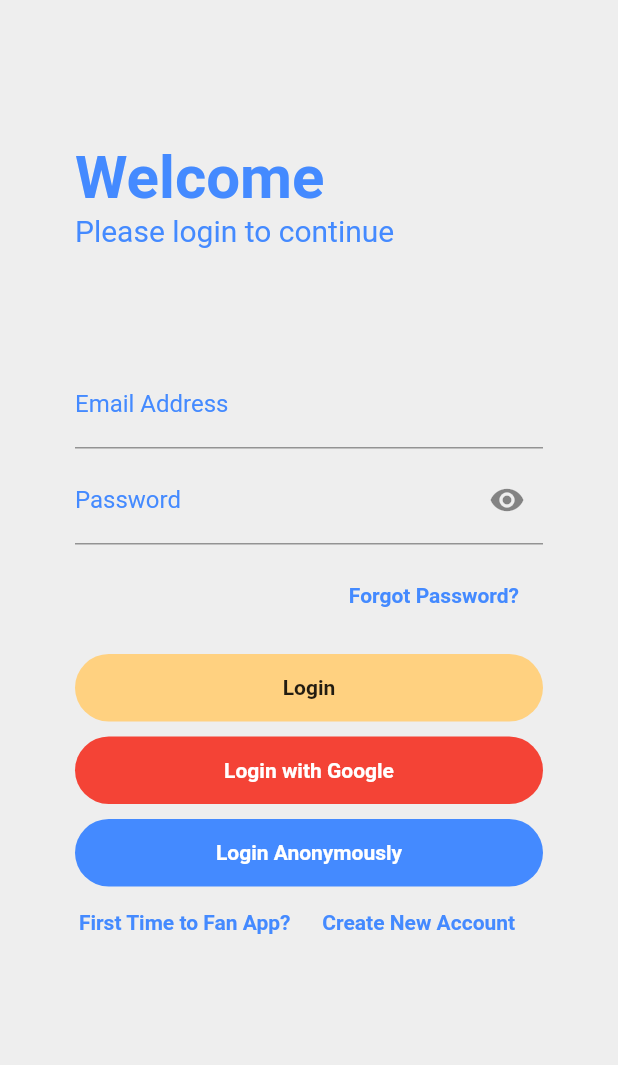
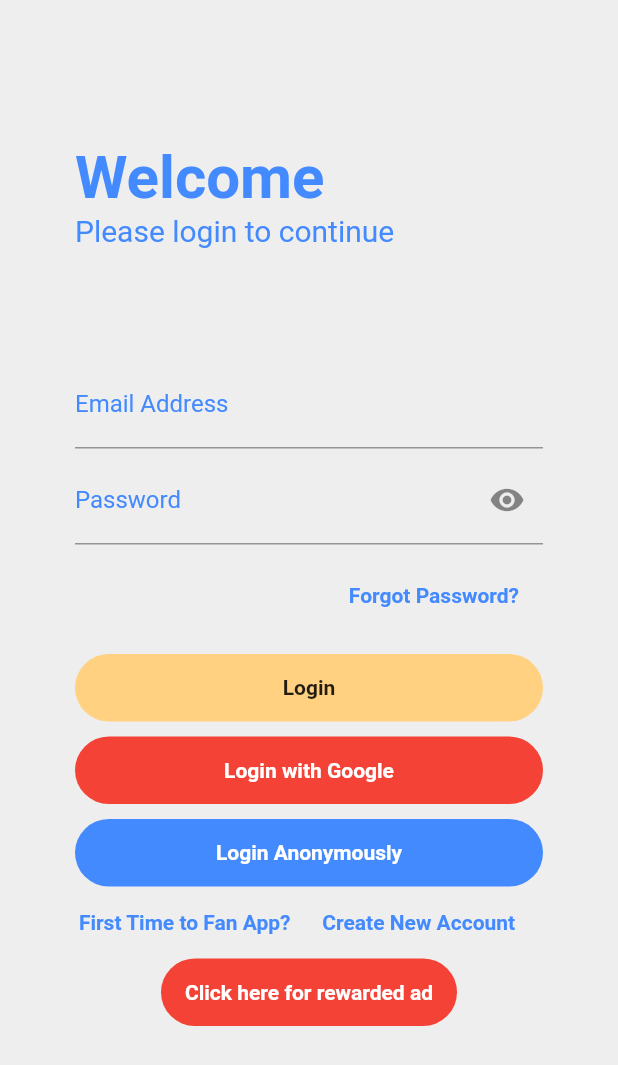
Before and after one commit to thuyn789/flutter_chatapp_withGoogleAdMod, a Flutter app: the screen it shows after launch, after a tap on "Login with Google", on a phone screen of 412 x 824 dp. Shown: the top 1065 px of the screen. Run offline on Flutter 3.47's test engine with Material 2 defaults, Android fonts, the light colour scheme and no system bars; our stand-ins replace cloud_firestore, firebase_auth, firebase_core, flutter_speed_dial, google_mobile_ads, google_sign_in; accounts and stored records are empty; network calls fail.

Commit message:
Added support for ads
Implemented banner ad, interstitial ad, and rewarded ad

```diff
--- a/lib/app_services/login.dart
+++ b/lib/app_services/login.dart
@@ -1,5 +1,4 @@
 import 'package:cloud_firestore/cloud_firestore.dart';
-import 'package:firebase_auth/firebase_auth.dart';
 import 'package:flutter/material.dart';
 import 'package:google_mobile_ads/google_mobile_ads.dart';
 
@@ -16,8 +15,58 @@ class LoginPage extends StatefulWidget {
 class _LoginState extends State<LoginPage> {
   final _email = TextEditingController();
   final _password = TextEditingController();
+  bool _hideText = true;
 
-  bool _hideText = true;
+  late RewardedAd _rewardedAd;
+  bool _isRewardedAdReady = false;
+
+  void _loadRewardedAd() {
+    RewardedAd.load(
+      adUnitId: AdHelper.rewardedAdUnitId,
+      request: AdRequest(),
+      rewardedAdLoadCallback: RewardedAdLoadCallback(
+        onAdLoaded: (ad) {
+          this._rewardedAd = ad;
+
+          ad.fullScreenContentCallback = FullScreenContentCallback(
+            onAdDismissedFullScreenContent: (ad) {
+              setState(() {
+                _isRewardedAdReady = false;
+              });
+              _loadRewardedAd();
+
+              //Navigator.pushReplacement(
+                  //context, MaterialPageRoute(builder: (context) => LoginPage()));
+
+              ad.dispose();
+            },
+
+            onAdFailedToShowFullScreenContent: (RewardedAd ad, AdError error) {
+              print('$ad onAdFailedToShowFullScreenContent: $error');
+              ad.dispose();
+            },
+          );
+
+          setState(() {
+            _isRewardedAdReady = true;
+          });
+        },
+        onAdFailedToLoad: (err) {
+          print('Failed to load a rewarded ad: ${err.message}');
+          setState(() {
+            _isRewardedAdReady = false;
+          });
+        },
+      ),
+    );
+  }
+
+  @override
+  void initState() {
+    // TODO: implement initState
+    super.initState();
+    _loadRewardedAd();
+  }
 
   @override
   Widget build(BuildContext context) {
@@ -236,6 +285,29 @@ class _LoginState extends State<LoginPage> {
                     )),
               ],
             ),
+            Align(
+              alignment: Alignment.bottomCenter,
+              child: Container(
+                height: 45,
+                decoration: BoxDecoration(
+                    borderRadius: BorderRadius.circular(25.0), color: Colors.red),
+                child: MaterialButton(
+                  //When clicked, the app will contact firebase for authentication
+                  //using user's inputted login credential
+                  onPressed: () async {
+                    if (_isRewardedAdReady) {
+                      _rewardedAd?.show(onUserEarnedReward: (RewardedAd ad, RewardItem reward) {});
+                    }
+                  },
+                  child: Text(
+                    'Click here for rewarded ad',
+                    style: TextStyle(
+                        fontWeight: FontWeight.bold, color: Colors.white),
+                  ),
+                ),
+              ),
+            ),
+            SizedBox(height: 10),
           ],
         ),
       ),
@@ -244,14 +316,8 @@ class _LoginState extends State<LoginPage> {
 
   @override
   void dispose() {
-    // Dispose a BannerAd object
-    //_myBanner.dispose();
-
-    // Dispose an InterstitialAd object
-    //_interstitialAd?.dispose();
-
     // Dispose a RewardedAd object
-    //_rewardedAd?.dispose();
+    _rewardedAd?.dispose();
 
     super.dispose();
   }
--- a/lib/main.dart
+++ b/lib/main.dart
@@ -1,11 +1,13 @@
 import 'package:firebase_core/firebase_core.dart';
 import 'package:flutter/material.dart';
+import 'package:google_mobile_ads/google_mobile_ads.dart';
 
 import 'package:chatapp_admod/app_services/login.dart';
 
 void main() async {
   WidgetsFlutterBinding.ensureInitialized();
   await Firebase.initializeApp();
+  MobileAds.instance.initialize();
   runApp(ChatApp());
 }
 
--- a/lib/user_services/user_profile.dart
+++ b/lib/user_services/user_profile.dart
@@ -1,4 +1,5 @@
 import 'package:flutter/material.dart';
+
 import 'package:chatapp_admod/cloud_services/firebase_services.dart';
 
 class UserProfilePage extends StatefulWidget {
```
Also changed, not shown: lib/user_services/choose_contact.dart (+74 -22 lines).
